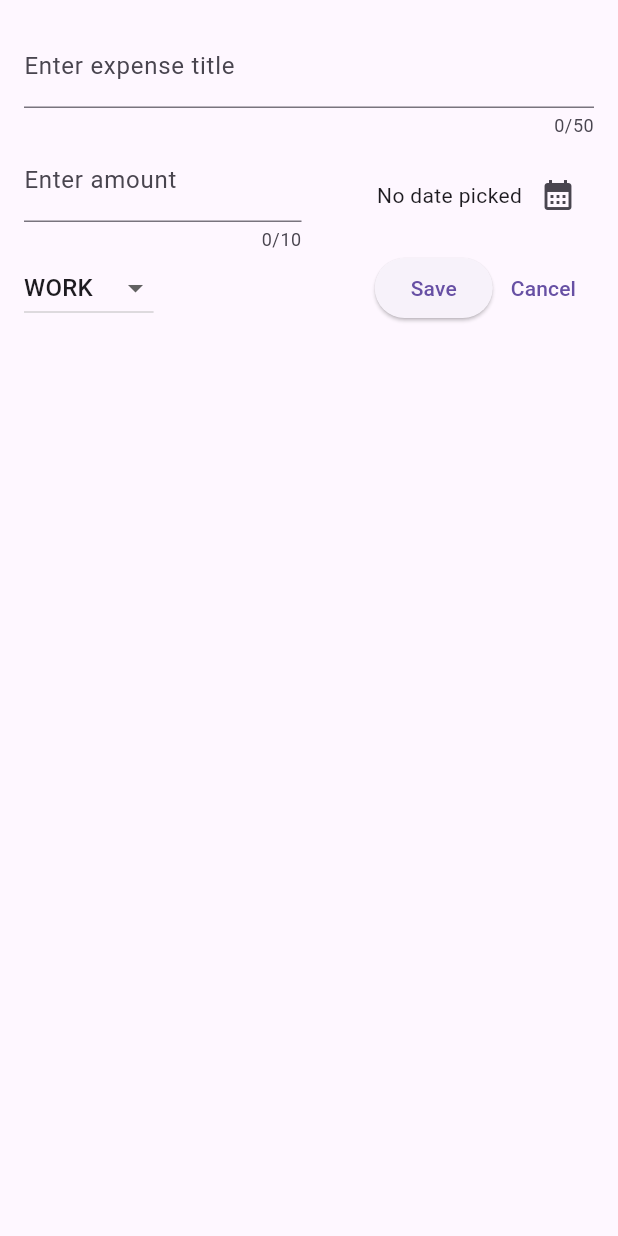
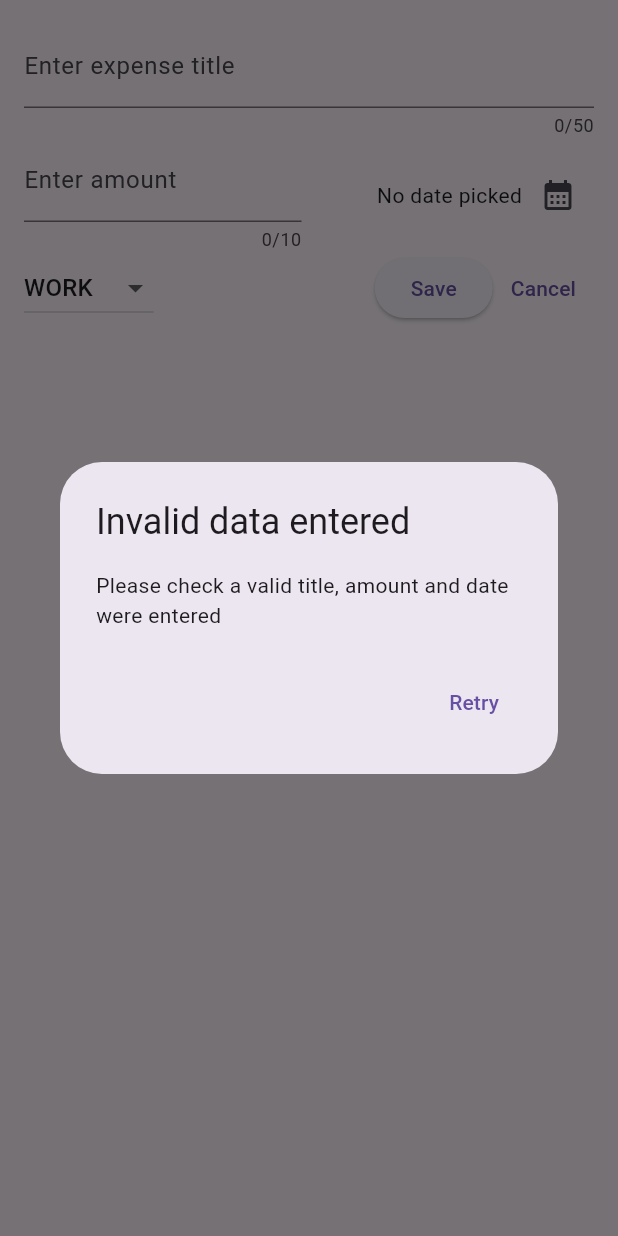
Before and after one commit to jfspps/Flutter_expenses_tracker, a Flutter app: the NewExpense widget shown alone on an empty page, opened directly, after a tap on "Save", on a phone screen of 412 x 824 dp. Run offline on Flutter 3.47's test engine with Material 2 defaults, Android fonts, the light colour scheme and no system bars.

Commit message:
impl data entry validation

```diff
--- a/lib/widgets/new_expense.dart
+++ b/lib/widgets/new_expense.dart
@@ -17,7 +17,7 @@ class NewExpense extends StatefulWidget {
 
 class _NewExpenseState extends State<NewExpense> {
   // takes care of text input when the modal screen is required
-  final _textInputController = TextEditingController();
+  final _expenseTitleInputController = TextEditingController();
   final _numericalInputController = TextEditingController();
 
   DateTime? _selectedDateTime;
@@ -50,11 +50,38 @@ class _NewExpenseState extends State<NewExpense> {
     });
   }
 
+  void _validUserInput() {
+    // returns null on failure
+    final amountEntered = double.tryParse(_numericalInputController.text);
+
+    final validAmountEntered = amountEntered != null && amountEntered >= 0;
+
+    if (_expenseTitleInputController.text.trim().isEmpty ||
+        !validAmountEntered ||
+        _selectedDateTime == null) {
+      showDialog(
+          context: context,
+          builder: (dialogCtx) => AlertDialog(
+                title: const Text('Invalid data entered'),
+                content: const Text(
+                    'Please check a valid title, amount and date were entered'),
+                actions: [
+                  TextButton(
+                    onPressed: () {
+                      Navigator.pop(dialogCtx);
+                    },
+                    child: const Text('Retry'),
+                  ),
+                ],
+              ));
+    }
+  }
+
   // remove the widget when done (not in view) from the modal page
   @override
   void dispose() {
     _numericalInputController.dispose();
-    _textInputController.dispose();
+    _expenseTitleInputController.dispose();
     super.dispose();
   }
 
@@ -65,7 +92,7 @@ class _NewExpenseState extends State<NewExpense> {
       child: Column(
         children: [
           TextField(
-            controller: _textInputController,
+            controller: _expenseTitleInputController,
             maxLength: 50,
             decoration: const InputDecoration(
               label: Text('Enter expense title'),
@@ -137,9 +164,12 @@ class _NewExpenseState extends State<NewExpense> {
               ElevatedButton(
                 onPressed: () {
                   if (kDebugMode) {
-                    print('Expense title: ${_textInputController.text}');
+                    print(
+                        'Expense title: ${_expenseTitleInputController.text}');
                     print('Amount: ${_numericalInputController.text}');
                   }
+                  _validUserInput();
+                  // todo: need to save new expense
                 },
                 child: const Text('Save'),
               ),
```
